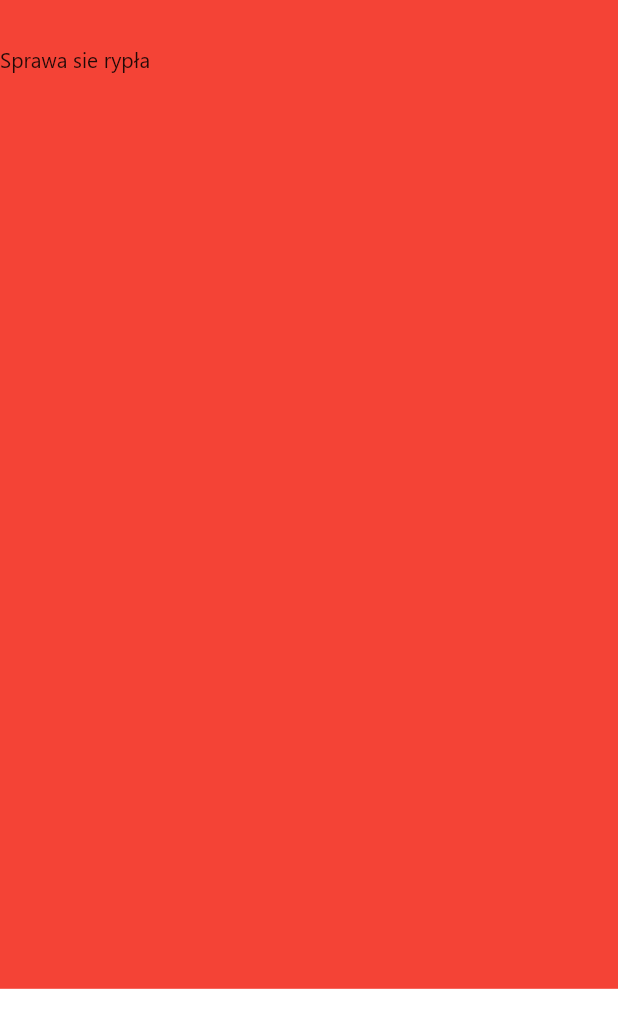
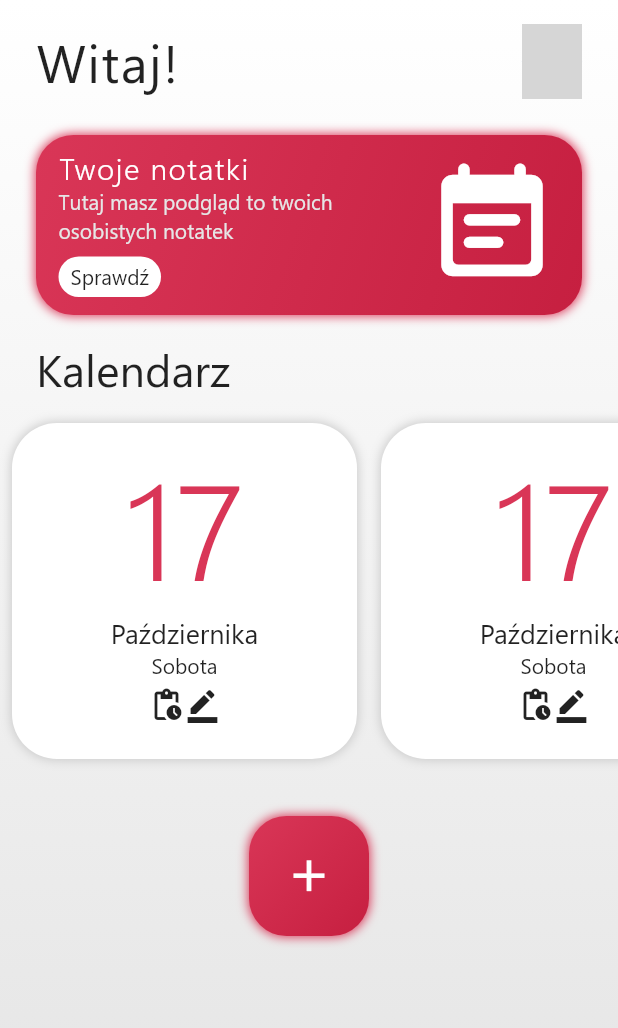
Before and after one commit to krzygrzywygrzy/Razio, a Flutter app: the Dashbord screen opened by its route, on a phone screen of 412 x 824 dp. Shown: the top 1028 px of the screen. Run offline on Flutter 3.47's test engine with Material 2 defaults, Android fonts, the phone set to English and light mode, and no system bars; our stand-ins replace email_validator, flutter_redux, redux; network calls fail; grey boxes are pictures that could not be loaded.

Commit message:
dashboard layout

```diff
--- a/lib/components/button.dart
+++ b/lib/components/button.dart
@@ -18,8 +18,10 @@ class Button extends StatelessWidget {
               begin: Alignment.topCenter,
               end: Alignment.bottomCenter,
               colors: [
-                Color(0xffff9ea4),
-                Color(0xfff44f78),
+                // Color(0xffff9ea4),
+                //  Color(0xfff44f78),
+                Color(0xffD93657),
+                Color(0xffC61F40),
               ],
             ),
             boxShadow: [
--- /dev/null
+++ b/lib/components/calendar_card.dart
@@ -0,0 +1,67 @@
+import 'package:flutter/material.dart';
+
+class CalendarCard extends StatelessWidget {
+  const CalendarCard({
+    Key key,
+  }) : super(key: key);
+
+  @override
+  Widget build(BuildContext context) {
+    return GestureDetector(
+      child: Padding(
+        padding: const EdgeInsets.all(8.0),
+        child: Container(
+          width: 230,
+          height: 230,
+          child: Padding(
+            padding: const EdgeInsets.only(
+              top: 8,
+              bottom: 24,
+              left: 12,
+              right: 12,
+            ),
+            child: Column(
+                crossAxisAlignment: CrossAxisAlignment.center,
+                children: [
+                  Text(
+                    "17",
+                    style: TextStyle(
+                      fontSize: 90,
+                      fontWeight: FontWeight.w300,
+                      color: Color(0xffD93657),
+                    ),
+                  ),
+                  Text(
+                    "Października",
+                    style: TextStyle(
+                      fontSize: 18,
+                    ),
+                  ),
+                  Text("Sobota"),
+                  SizedBox(
+                    height: 5,
+                  ),
+                  Row(
+                    mainAxisAlignment: MainAxisAlignment.center,
+                    children: [
+                      Icon(Icons.pending_actions_outlined),
+                      Icon(Icons.border_color)
+                    ],
+                  ),
+                ]),
+          ),
+          decoration: BoxDecoration(
+              borderRadius: BorderRadius.circular(30),
+              color: Colors.white,
+              boxShadow: [
+                BoxShadow(
+                  color: Color(0xffc9c9c9),
+                  blurRadius: 5,
+                  spreadRadius: 0.2,
+                ),
+              ]),
+        ),
+      ),
+    );
+  }
+}
--- /dev/null
+++ b/lib/components/colored_card.dart
@@ -0,0 +1,85 @@
+import 'package:flutter/material.dart';
+
+class ColoredCard extends StatelessWidget {
+  final Function onTap;
+  ColoredCard({this.onTap});
+
+  @override
+  Widget build(BuildContext context) {
+    return GestureDetector(
+      onTap: onTap,
+      child: Padding(
+        padding: const EdgeInsets.symmetric(horizontal: 24, vertical: 8),
+        child: Container(
+            decoration: BoxDecoration(
+                boxShadow: [
+                  BoxShadow(
+                    color: Color(0xffD93657),
+                    spreadRadius: 0.2,
+                    blurRadius: 5,
+                  ),
+                ],
+                gradient: LinearGradient(
+                  colors: [
+                    //  Color(0xff4254D1),
+                    //  Color(0xff35409B),
+                    Color(0xffD93657),
+                    Color(0xffC61F40),
+                  ],
+                  begin: Alignment.topLeft,
+                  end: Alignment.bottomRight,
+                ),
+                borderRadius: BorderRadius.circular(25)),
+            child: Padding(
+              padding:
+                  const EdgeInsets.symmetric(vertical: 8.0, horizontal: 15),
+              child: Row(
+                mainAxisAlignment: MainAxisAlignment.spaceBetween,
+                children: [
+                  Container(
+                    width: 200,
+                    child: Column(
+                      crossAxisAlignment: CrossAxisAlignment.start,
+                      children: [
+                        Text(
+                          "Twoje notatki",
+                          style: TextStyle(
+                              color: Colors.white,
+                              fontWeight: FontWeight.w300,
+                              fontSize: 20,
+                              letterSpacing: 1),
+                        ),
+                        Text(
+                          "Tutaj masz podgląd to twoich osobistych notatek",
+                          maxLines: 2,
+                          overflow: TextOverflow.ellipsis,
+                          style: TextStyle(color: Color(0xffe6e6e6)),
+                        ),
+                        Padding(
+                          padding: const EdgeInsets.only(top: 8, bottom: 4),
+                          child: Container(
+                            decoration: BoxDecoration(
+                                color: Colors.white,
+                                borderRadius: BorderRadius.circular(30)),
+                            child: Padding(
+                              padding: const EdgeInsets.symmetric(
+                                  horizontal: 8.0, vertical: 4),
+                              child: Text("Sprawdź"),
+                            ),
+                          ),
+                        )
+                      ],
+                    ),
+                  ),
+                  Icon(
+                    Icons.event_note_rounded,
+                    color: Colors.white,
+                    size: 90,
+                  ),
+                ],
+              ),
+            )),
+      ),
+    );
+  }
+}
--- /dev/null
+++ b/lib/components/icon_card.dart
@@ -0,0 +1,44 @@
+import 'package:flutter/material.dart';
+
+class IconCard extends StatelessWidget {
+  const IconCard({
+    Key key,
+  }) : super(key: key);
+
+  @override
+  Widget build(BuildContext context) {
+    return Padding(
+      padding: const EdgeInsets.symmetric(horizontal: 24, vertical: 16),
+      child: GestureDetector(
+        child: Container(
+          height: 80,
+          width: 80,
+          child: Icon(
+            Icons.add,
+            color: Colors.white,
+            size: 35,
+          ),
+          padding: EdgeInsets.all(8),
+          decoration: BoxDecoration(
+            borderRadius: BorderRadius.circular(25),
+            boxShadow: [
+              BoxShadow(
+                color: Color(0xffD93657),
+                spreadRadius: 0.2,
+                blurRadius: 5,
+              ),
+            ],
+            gradient: LinearGradient(
+              colors: [
+                Color(0xffD93657),
+                Color(0xffC61F40),
+              ],
+              begin: Alignment.topLeft,
+              end: Alignment.bottomRight,
+            ),
+          ),
+        ),
+      ),
+    );
+  }
+}
--- /dev/null
+++ b/lib/components/private_note_card.dart
@@ -0,0 +1,31 @@
+import 'package:flutter/material.dart';
+
+class PrivateNoteCard extends StatelessWidget {
+  @override
+  Widget build(BuildContext context) {
+    return GestureDetector(
+      child: Container(
+        decoration: BoxDecoration(
+            color: Colors.white,
+            borderRadius: BorderRadius.circular(30),
+            boxShadow: [
+              BoxShadow(
+                color: Color(0xffd9d9d9),
+                spreadRadius: 0.2,
+                blurRadius: 4,
+              ),
+            ]),
+        width: 250,
+        child: Padding(
+          padding: const EdgeInsets.symmetric(horizontal: 15, vertical: 8),
+          child: Column(
+            crossAxisAlignment: CrossAxisAlignment.start,
+            children: [
+              Text("Tytuł"),
+            ],
+          ),
+        ),
+      ),
+    );
+  }
+}
--- a/lib/main.dart
+++ b/lib/main.dart
@@ -3,13 +3,13 @@ import 'package:mental_health/models/primaryData.dart';
 import 'package:mental_health/redux/reducers.dart';
 import 'package:mental_health/views/dashbord.dart';
 import 'package:mental_health/views/log_in_page.dart';
+import 'package:mental_health/views/private_notes_page.dart';
 import 'package:mental_health/views/register_page.dart';
 import 'package:flutter_redux/flutter_redux.dart';
 import 'package:redux/redux.dart';
 
 void main() {
-  final store = new Store<PrimaryData>(reducer,
-      initialState: PrimaryData(token: "Sprawa sie rypła"));
+  final store = new Store<PrimaryData>(reducer, initialState: PrimaryData());
 
   runApp(MyApp(
     store: store,
@@ -27,9 +27,13 @@ class MyApp extends StatelessWidget {
       store: store,
       child: MaterialApp(
         debugShowCheckedModeBanner: false,
-        title: 'Mental Health',
+        title: 'Razio',
         theme: ThemeData(
-          primaryColor: Color(0xfff95a7b),
+          textTheme: TextTheme(
+            headline: TextStyle(
+                color: Colors.black, fontSize: 30, fontWeight: FontWeight.w300),
+          ),
+          primaryColor: Color(0xffD93657),
           fontFamily: "Segoe UI",
           visualDensity: VisualDensity.adaptivePlatformDensity,
         ),
@@ -37,6 +41,7 @@ class MyApp extends StatelessWidget {
           '/': (context) => LogInPage(),
           '/dashboard': (context) => Dashbord(),
           '/register': (context) => RegisterPage(),
+          '/privateNotes': (context) => PrivateNotesPage(),
         },
         initialRoute: '/',
       ),
--- a/lib/redux/actions.dart
+++ b/lib/redux/actions.dart
@@ -4,3 +4,10 @@ class LogInState {
   final PrimaryData payload;
   LogInState(this.payload);
 }
+
+class EditName {
+  final String payloadName;
+  final String payloadSurname;
+
+  EditName(this.payloadName, this.payloadSurname);
+}
--- a/lib/views/dashbord.dart
+++ b/lib/views/dashbord.dart
@@ -1,5 +1,8 @@
 import 'package:flutter/material.dart';
 import 'package:flutter_redux/flutter_redux.dart';
+import 'package:mental_health/components/calendar_card.dart';
+import 'package:mental_health/components/colored_card.dart';
+import 'package:mental_health/components/icon_card.dart';
 import 'package:mental_health/models/primaryData.dart';
 
 class Dashbord extends StatefulWidget {
@@ -12,29 +15,86 @@ class _DashbordState extends State<Dashbord> {
   Widget build(BuildContext context) {
     return Scaffold(
       backgroundColor: Colors.white,
-      body: Stack(
-        children: [
-          Container(
-            height: MediaQuery.of(context).size.height * 0.8,
-            decoration: BoxDecoration(
-              color: Colors.red,
-            ),
+      body: Container(
+        decoration: BoxDecoration(
+            gradient: LinearGradient(
+          colors: [
+            Colors.white,
+            Color(0xffe3e3e3),
+          ],
+          begin: Alignment.topCenter,
+          end: Alignment.bottomCenter,
+        )),
+        child: SafeArea(
+          child: Column(
+            children: [
+              Padding(
+                padding:
+                    const EdgeInsets.symmetric(horizontal: 24, vertical: 16),
+                child: Row(
+                  mainAxisAlignment: MainAxisAlignment.spaceBetween,
+                  children: [
+                    Text(
+                      "Witaj!",
+                      style: TextStyle(
+                        fontSize: 35,
+                        letterSpacing: 1,
+                      ),
+                    ),
+                    Container(
+                      height: 50,
+                      child: CircleAvatar(
+                        backgroundImage: NetworkImage(
+                            "https://samequizy.pl/wp-content/uploads/2016/03/filing_images_27b2790a29f1.jpg"),
+                      ),
+                    ),
+                  ],
+                ),
+              ),
+              ColoredCard(
+                onTap: () {
+                  Navigator.pushNamed(context, "/privateNotes");
+                },
+              ),
+              Padding(
+                padding:
+                    const EdgeInsets.symmetric(horizontal: 24, vertical: 8),
+                child: Container(
+                  alignment: Alignment.centerLeft,
+                  child: Text(
+                    "Kalendarz",
+                    style: TextStyle(
+                      fontSize: 30,
+                    ),
+                  ),
+                ),
+              ),
+              Container(
+                height: 240,
+                child: ListView(
+                  scrollDirection: Axis.horizontal,
+                  children: [
+                    CalendarCard(),
+                    CalendarCard(),
+                    CalendarCard(),
+                  ],
+                ),
+              ),
+              SizedBox(
+                height: 14,
+              ),
+              IconCard(),
+            ],
           ),
-          Positioned(
-            child: Container(),
-          ),
-          Positioned(
-              top: 30,
-              right: 0,
-              left: 0,
-              child: StoreConnector<PrimaryData, PrimaryData>(
-                converter: (store) => store.state,
-                builder: (context, state) {
-                  return Text(state.token.toString());
-                },
-              )),
-        ],
+        ),
       ),
     );
   }
 }
+
+// StoreConnector<PrimaryData, PrimaryData>(
+//                 converter: (store) => store.state,
+//                 builder: (context, state) {
+//                   return Text(state.token.toString());
+//                 },
+//               )
--- /dev/null
+++ b/lib/views/private_notes_page.dart
@@ -0,0 +1,17 @@
+import 'package:flutter/material.dart';
+
+class PrivateNotesPage extends StatefulWidget {
+  PrivateNotesPage({Key key}) : super(key: key);
+
+  @override
+  _PrivateNotesPageState createState() => _PrivateNotesPageState();
+}
+
+class _PrivateNotesPageState extends State<PrivateNotesPage> {
+  @override
+  Widget build(BuildContext context) {
+    return Scaffold(
+      backgroundColor: Colors.white,
+    );
+  }
+}
```
